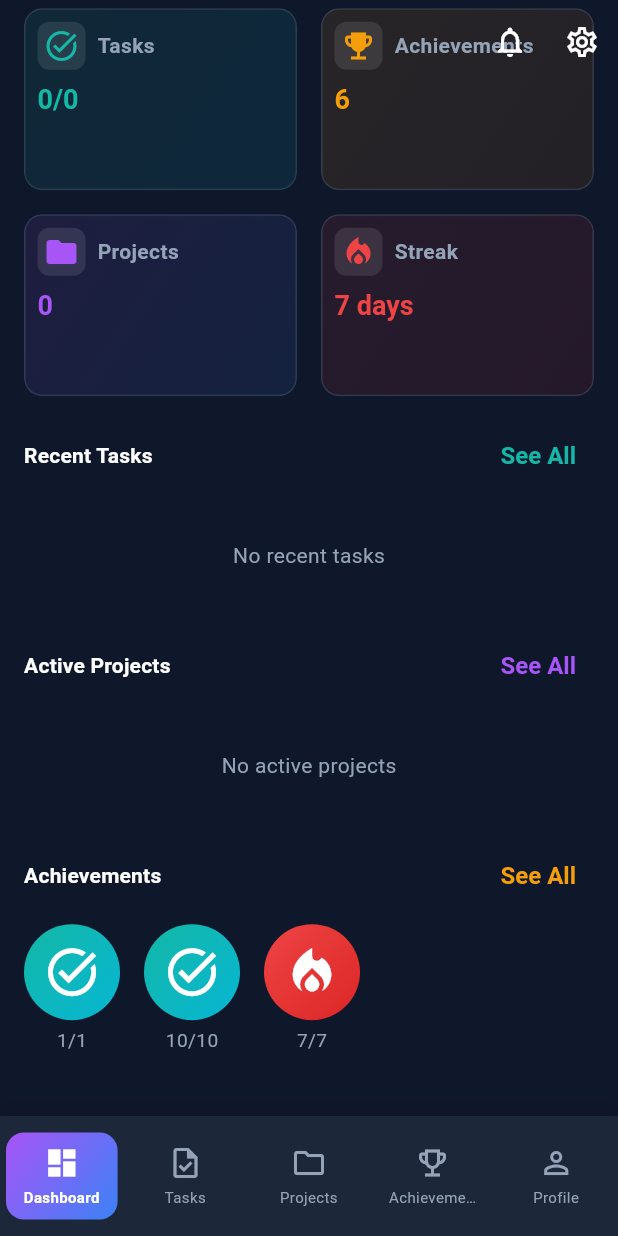
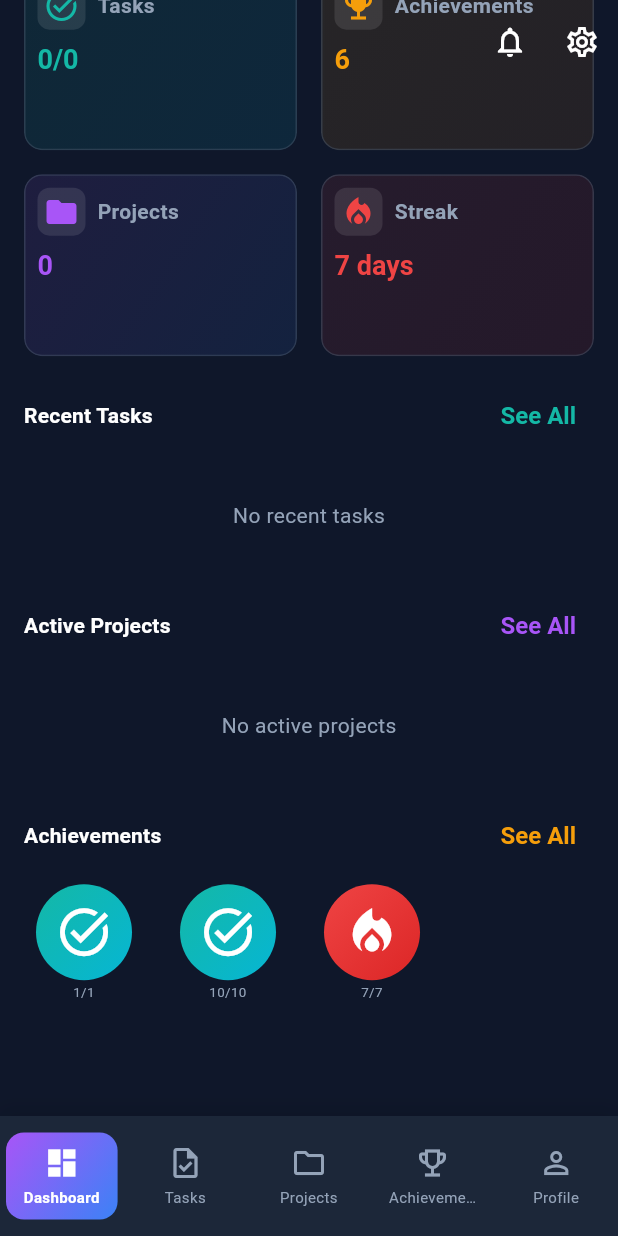
Before and after one commit to lucifron28/zentry_mobile, a Flutter app: the screen it shows after launch, scrolled down 364 dp, on a phone screen of 412 x 824 dp. Run offline on Flutter 3.47's test engine with Material 3 defaults, Android fonts, the phone set to English and light mode, and no system bars; our stand-ins replace flutter_staggered_animations, shared_preferences; accounts and stored records are empty; network calls fail.

Commit message:
fix the overflows

```diff
--- a/lib/providers/achievement_provider.dart
+++ b/lib/providers/achievement_provider.dart
@@ -1,5 +1,4 @@
 import 'package:flutter/foundation.dart';
-import 'package:flutter/widgets.dart';
 import '../models/achievement.dart';
 
 class AchievementProvider extends ChangeNotifier {
--- a/lib/screens/dashboard_screen.dart
+++ b/lib/screens/dashboard_screen.dart
@@ -514,7 +514,7 @@ class _DashboardScreenState extends State<DashboardScreen> {
               )
             else
               SizedBox(
-                height: 80,
+                height: 110, // Increased height to accommodate badges and text without overflow
                 child: ListView.builder(
                   scrollDirection: Axis.horizontal,
                   itemCount: recentAchievements.length,
--- a/lib/screens/projects_screen.dart
+++ b/lib/screens/projects_screen.dart
@@ -234,7 +234,7 @@ class _ProjectsScreenState extends State<ProjectsScreen> {
         padding: const EdgeInsets.all(AppSizes.paddingMd),
         gridDelegate: const SliverGridDelegateWithFixedCrossAxisCount(
           crossAxisCount: 1,
-          childAspectRatio: 3.0,
+          childAspectRatio: 1.8, // Further reduced to give even more height to cards
           mainAxisSpacing: AppSizes.paddingMd,
         ),
         itemCount: projects.length,
--- a/lib/widgets/achievement/achievement_card.dart
+++ b/lib/widgets/achievement/achievement_card.dart
@@ -389,12 +389,18 @@ class AchievementBadge extends StatelessWidget {
           ],
         ),
         if (showProgress && achievement.currentProgress != null && achievement.requirementValue != null) ...[
-          const SizedBox(height: 4),
-          Text(
-            '${achievement.currentProgress}/${achievement.requirementValue}',
-            style: TextStyle(
-              color: AppColors.textSecondary,
-              fontSize: size * 0.2,
+          const SizedBox(height: 2), // Reduced spacing
+          SizedBox(
+            width: size + 16, // Appropriate width constraint
+            child: Text(
+              '${achievement.currentProgress}/${achievement.requirementValue}',
+              style: TextStyle(
+                color: AppColors.textSecondary,
+                fontSize: size * 0.14, // Smaller font size to fit better
+              ),
+              textAlign: TextAlign.center,
+              overflow: TextOverflow.ellipsis,
+              maxLines: 1,
             ),
           ),
         ],
```
Also changed, not shown: lib/screens/tasks_screen.dart (+7 -5 lines), lib/widgets/project/project_card.dart (+38 -19 lines).
